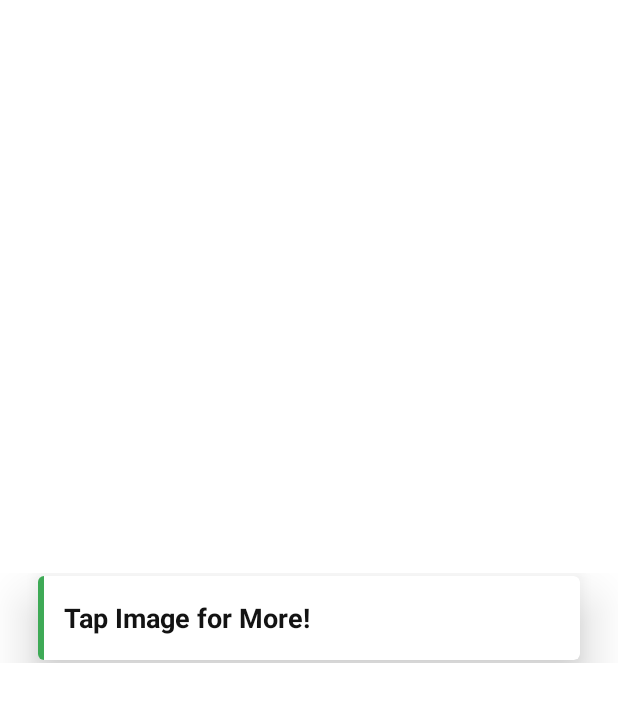
After one commit to Paul-Franklin-student-programs/DaysAlive, an Android app: the layout toast_zodiac.xml on its own in the app's theme, with its tools: preview values and no code run, on a phone screen of 412 x 824 dp. The commit adds this screen. Shown: the top 702 px of the screen. Run offline under Robolectric (Android 15) with nearby library versions, the phone set to English and light mode, and no system bars.

Commit message:
adding toast to UI layout

```diff
--- a/app/src/main/java/com/paulfranklin/daysalive/MainActivity.kt
+++ b/app/src/main/java/com/paulfranklin/daysalive/MainActivity.kt
@@ -1,6 +1,7 @@
 package com.paulfranklin.daysalive
 import com.paulfranklin.daysalive.Calculations.Companion.getLifeStageMessage
 import android.annotation.SuppressLint
+import android.app.Activity
 import android.content.Context
 import android.graphics.Matrix
 import android.os.Bundle
@@ -14,10 +15,11 @@ import java.text.NumberFormat
 import java.time.DateTimeException
 import java.util.Locale
 import android.media.MediaPlayer
+import android.os.Handler
+import android.os.Looper
 import android.view.inputmethod.InputMethodManager
 import java.time.LocalDate
-
-
+import android.widget.Toast
 
 class MainActivity : AppCompatActivity() {
 
@@ -28,6 +30,8 @@ class MainActivity : AppCompatActivity() {
     override fun onCreate(savedInstanceState: Bundle?) {
         super.onCreate(savedInstanceState)
         setContentView(R.layout.activity_main)
+
+        var activeToast: Toast? = null
 
         val myLogo = findViewById<ImageView>(R.id.myLogo)
         // Create a Matrix object for zooming
@@ -114,6 +118,9 @@ class MainActivity : AppCompatActivity() {
 
         val glassBowl = View.OnClickListener {
 
+            activeToast?.cancel()  // Manually dismiss the toast
+            activeToast = null
+
             playSound(R.raw.daysalive_sound_zodiac)
 
             dayCountStyledFinal = dayCountStyledFinal.drop(28)
@@ -194,7 +201,17 @@ class MainActivity : AppCompatActivity() {
 
 
                 val paperCup = View.OnClickListener {
+                        view ->
                     try {
+                        Handler(Looper.getMainLooper()).postDelayed({
+                            val activity = view.context as Activity // Ensure correct context
+
+                            // Create and show custom toast
+                            val toast = Toast.makeText(activity, "Tap Image For More!", Toast.LENGTH_LONG)
+                            toast.showCustomToast("Tap Image For More!", activity)
+                        }, 3000)
+
+
                         val inputMethodManager = getSystemService(Context.INPUT_METHOD_SERVICE) as InputMethodManager
                         inputMethodManager.hideSoftInputFromWindow(window.decorView.windowToken, 0)
 
--- /dev/null
+++ b/app/src/main/java/com/paulfranklin/daysalive/WrapToast.kt
@@ -0,0 +1,26 @@
+package com.paulfranklin.daysalive
+
+import android.app.Activity
+import android.view.Gravity
+import android.widget.TextView
+import android.widget.Toast
+
+    fun Toast.showCustomToast(message: String, activity: Activity)
+    {
+        val layout = activity.layoutInflater.inflate (
+            R.layout.toast_zodiac,
+            activity.findViewById(R.id.toast_container)
+        )
+
+        // Set the text of the TextView of the message
+        val textView = layout.findViewById<TextView>(R.id.toast_text)
+        textView.text = message
+
+        // Use the application extension function
+        this.apply {
+            setGravity(Gravity.BOTTOM, 0, 40)
+            duration = Toast.LENGTH_LONG
+            view = layout
+            show()
+        }
+    }
--- /dev/null
+++ b/app/src/main/res/layout/toast_zodiac.xml
@@ -0,0 +1,60 @@
+<?xml version="1.0" encoding="utf-8"?>
+<RelativeLayout
+    xmlns:android="http://schemas.android.com/apk/res/android"
+    xmlns:app="http://schemas.android.com/apk/res-auto"
+    android:layout_width="match_parent"
+    android:layout_height="match_parent"
+    android:id="@+id/toast_container">
+
+    <RelativeLayout
+        android:id="@+id/button_parent"
+        android:layout_width="match_parent"
+        android:layout_height="60dp"
+        android:layout_centerHorizontal="true"
+        android:layout_centerVertical="true">
+
+        <androidx.cardview.widget.CardView
+            android:id="@+id/button_card_parent"
+            android:layout_width="match_parent"
+            android:layout_height="56dp"
+            android:layout_centerHorizontal="true"
+            android:layout_centerVertical="true"
+            android:layout_marginLeft="25dp"
+            app:cardElevation="20dp"
+            android:layout_marginRight="25dp"
+            app:cardCornerRadius="4dp">
+
+            <RelativeLayout
+                android:id="@+id/button_click_parent"
+                android:layout_width="match_parent"
+                android:layout_height="match_parent"
+                android:background="?attr/selectableItemBackground"
+                android:clickable="true"
+                android:focusable="true">
+
+                <FrameLayout
+                    android:id="@+id/button_accent_border"
+                    android:layout_width="4dp"
+                    android:layout_height="match_parent"
+                    android:background="#3EAA56" />
+
+                <TextView
+                    android:id="@+id/toast_text"
+                    android:layout_width="wrap_content"
+                    android:layout_height="wrap_content"
+                    android:layout_centerVertical="true"
+                    android:layout_marginStart="17dp"
+                    android:ellipsize="end"
+                    android:lines="1"
+                    android:text="@string/toast"
+                    android:textColor="#131313"
+                    android:textSize="18sp"
+                    android:textStyle="bold" />
+
+            </RelativeLayout>
+
+        </androidx.cardview.widget.CardView>
+
+    </RelativeLayout>
+
+</RelativeLayout>
--- a/app/src/main/res/values/strings.xml
+++ b/app/src/main/res/values/strings.xml
@@ -20,4 +20,5 @@
     <string name="man_rock_climbing">man_rock_climbing</string>
     <string name="teen_riding_bike">teen_riding_bike</string>
     <string name="toolbar_message">Seize The Days!</string>
+    <string name="toast">Tap Image for More!</string>
 </resources>
```
